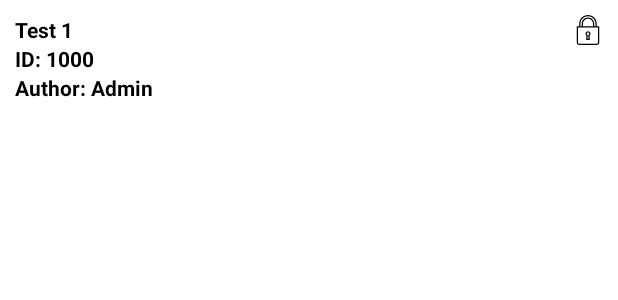
After one commit to bnbbinh1993/BTL, an Android app: the layout item_topic.xml on its own in the app's theme, with its tools: preview values and no code run, on a phone screen of 412 x 824 dp. The commit adds this screen. Shown: the top 300 px of the screen. Run offline under Robolectric (Android 15) with nearby library versions, the phone set to English and light mode, and no system bars; Roboto replaces fonts that are not available here.

Commit message:
cmt máy thằng nhật

```diff
--- a/app/build.gradle
+++ b/app/build.gradle
@@ -40,6 +40,8 @@ dependencies {
     implementation 'com.google.firebase:firebase-storage:19.2.2'
     implementation 'com.google.android.gms:play-services-auth:19.0.0'
     implementation 'com.google.firebase:firebase-analytics:18.0.3'
+    implementation platform('com.google.firebase:firebase-bom:27.1.0')
+
 
     implementation 'com.facebook.android:facebook-android-sdk:9.1.1'
 
--- a/app/src/main/AndroidManifest.xml
+++ b/app/src/main/AndroidManifest.xml
@@ -13,7 +13,7 @@
         android:usesCleartextTraffic="true">
         <activity android:name=".JoinActivity"></activity>
         <activity
-            android:name=".CreateRoomActivity"
+            android:name=".CreateQuestionActivity"
             android:screenOrientation="portrait"
             android:windowSoftInputMode="adjustPan" />
         <activity android:name=".login.LoginActivity" />
--- a/app/src/main/java/com/example/btl/MainActivity.java
+++ b/app/src/main/java/com/example/btl/MainActivity.java
@@ -9,19 +9,15 @@ import android.net.Uri;
 import android.os.Build;
 import android.os.Bundle;
 import android.text.Html;
-import android.view.MenuItem;
 import android.view.View;
 import android.widget.TextView;
 
 import com.bumptech.glide.Glide;
 import com.example.btl.login.LoginActivity;
-import com.google.android.gms.auth.api.Auth;
 import com.google.android.gms.auth.api.signin.GoogleSignIn;
 import com.google.android.gms.auth.api.signin.GoogleSignInAccount;
 import com.google.android.gms.auth.api.signin.GoogleSignInClient;
 import com.google.android.gms.auth.api.signin.GoogleSignInOptions;
-import com.google.android.gms.common.api.GoogleApiClient;
-import com.google.android.gms.common.api.internal.GoogleApiManager;
 import com.google.android.gms.tasks.OnCompleteListener;
 import com.google.android.gms.tasks.Task;
 import com.google.android.material.card.MaterialCardView;
@@ -51,7 +47,7 @@ public class MainActivity extends AppCompatActivity {
         btnCreate.setOnClickListener(new View.OnClickListener() {
             @Override
             public void onClick(View v) {
-                startActivity(new Intent(MainActivity.this, CreateRoomActivity.class));
+                startActivity(new Intent(MainActivity.this, CreateQuestionActivity.class));
             }
         });
         mAvatar.setOnClickListener(new View.OnClickListener() {
--- a/app/src/main/java/com/example/btl/login/LoginActivity.java
+++ b/app/src/main/java/com/example/btl/login/LoginActivity.java
@@ -39,7 +39,6 @@ import java.util.HashMap;
 import java.util.Map;
 
 public class LoginActivity extends AppCompatActivity {
-    private MaterialButton btnGG;
     private GoogleSignInClient googleSignInClient;
     private FirebaseAuth auth;
     private static final int RC_SIGN_IN = 100;
@@ -59,7 +58,7 @@ public class LoginActivity extends AppCompatActivity {
         googleSignInClient = GoogleSignIn.getClient(this, googleSignInOptions);
 
         auth = FirebaseAuth.getInstance();
-        btnGG = findViewById(R.id.btnGG);
+        MaterialButton btnGG = findViewById(R.id.btnGG);
         btnGG.setOnClickListener(new View.OnClickListener() {
             @Override
             public void onClick(View v) {
--- /dev/null
+++ b/app/src/main/java/com/example/btl/utils/ClickItem.java
@@ -0,0 +1,5 @@
+package com.example.btl.utils;
+
+public interface ClickItem {
+    void click(int position);
+}
--- /dev/null
+++ b/app/src/main/res/drawable/ic_lock.xml
@@ -0,0 +1,5 @@
+<vector android:height="24dp" android:viewportHeight="512"
+    android:viewportWidth="512" android:width="24dp" xmlns:android="http://schemas.android.com/apk/res/android">
+    <path android:fillColor="#FF000000" android:pathData="M230.792,354.313l-6.729,60.51c-0.333,3.01 0.635,6.031 2.656,8.292c2.021,2.26 4.917,3.552 7.948,3.552h42.667c3.031,0 5.927,-1.292 7.948,-3.552c2.021,-2.26 2.99,-5.281 2.656,-8.292l-6.729,-60.51c10.927,-7.948 17.458,-20.521 17.458,-34.313c0,-23.531 -19.135,-42.667 -42.667,-42.667S213.333,296.469 213.333,320C213.333,333.792 219.865,346.365 230.792,354.313zM256,298.667c11.76,0 21.333,9.573 21.333,21.333c0,8.177 -4.646,15.5 -12.125,19.125c-4.073,1.979 -6.458,6.292 -5.958,10.781l6.167,55.427h-18.833l6.167,-55.427c0.5,-4.49 -1.885,-8.802 -5.958,-10.781c-7.479,-3.625 -12.125,-10.948 -12.125,-19.125C234.667,308.24 244.24,298.667 256,298.667z"/>
+    <path android:fillColor="#FF000000" android:pathData="M437.333,192h-32v-42.667C405.333,66.99 338.344,0 256,0S106.667,66.99 106.667,149.333V192h-32C68.771,192 64,196.771 64,202.667v266.667C64,492.865 83.135,512 106.667,512h298.667C428.865,512 448,492.865 448,469.333V202.667C448,196.771 443.229,192 437.333,192zM128,149.333c0,-70.583 57.417,-128 128,-128s128,57.417 128,128V192h-21.333v-42.667c0,-58.813 -47.854,-106.667 -106.667,-106.667S149.333,90.521 149.333,149.333V192H128V149.333zM341.333,149.333V192H170.667v-42.667C170.667,102.281 208.948,64 256,64S341.333,102.281 341.333,149.333zM426.667,469.333c0,11.76 -9.573,21.333 -21.333,21.333H106.667c-11.76,0 -21.333,-9.573 -21.333,-21.333v-256h341.333V469.333z"/>
+</vector>
--- a/app/src/main/res/layout/activity_create_room.xml
+++ b/app/src/main/res/layout/activity_create_question.xml
@@ -5,7 +5,7 @@
     android:layout_width="match_parent"
     android:layout_height="match_parent"
     android:orientation="vertical"
-    tools:context=".CreateRoomActivity">
+    tools:context=".CreateQuestionActivity">
 
     <androidx.appcompat.widget.Toolbar
         android:id="@+id/toolbar"
@@ -57,11 +57,11 @@
                     style="@style/TXT"
                     android:layout_width="match_parent"
                     android:layout_height="wrap_content"
-                    android:text="Room password"
+                    android:text="Descriptions"
                     tools:ignore="HardcodedText" />
 
                 <EditText
-                    android:id="@+id/passwordZoom"
+                    android:id="@+id/descriptions"
                     android:layout_width="match_parent"
                     android:layout_height="wrap_content"
                     android:background="@null"
--- /dev/null
+++ b/app/src/main/res/layout/item_topic.xml
@@ -0,0 +1,55 @@
+<?xml version="1.0" encoding="utf-8"?>
+<RelativeLayout xmlns:android="http://schemas.android.com/apk/res/android"
+    xmlns:tools="http://schemas.android.com/tools"
+    android:layout_width="match_parent"
+    android:layout_height="wrap_content"
+    android:layout_marginBottom="2dp"
+    android:orientation="vertical"
+    android:padding="10dp">
+
+    <TextView
+        android:id="@+id/name"
+        style="@style/TXT"
+        android:layout_width="match_parent"
+        android:layout_height="wrap_content"
+        android:layout_toStartOf="@+id/lock"
+        android:text="Test 1"
+        android:textColor="@color/black"
+        android:textSize="14sp"
+        android:textStyle="bold"
+        tools:ignore="HardcodedText" />
+
+    <TextView
+        android:id="@+id/id"
+        style="@style/TXT"
+        android:layout_width="match_parent"
+        android:layout_height="wrap_content"
+        android:layout_below="@id/name"
+        android:layout_toStartOf="@+id/lock"
+        android:text="ID: 1000"
+        android:textColor="@color/black"
+        android:textSize="14sp"
+        android:textStyle="bold"
+        tools:ignore="HardcodedText" />
+
+    <TextView
+        android:id="@+id/author"
+        style="@style/TXT"
+        android:layout_width="match_parent"
+        android:layout_height="wrap_content"
+        android:layout_below="@+id/id"
+        android:layout_toStartOf="@+id/lock"
+        android:maxLines="2"
+        android:text="Author: Admin"
+        android:textColor="@color/black"
+        android:textSize="14sp"
+        android:textStyle="bold"
+        tools:ignore="HardcodedText" />
+
+    <ImageView
+        android:id="@+id/lock"
+        android:layout_width="20dp"
+        android:layout_height="20dp"
+        android:layout_alignParentEnd="true"
+        android:src="@drawable/ic_lock" />
+</RelativeLayout>
--- a/app/src/main/res/values/colors.xml
+++ b/app/src/main/res/values/colors.xml
@@ -7,5 +7,6 @@
     <color name="teal_700">#FF018786</color>
     <color name="black">#FF000000</color>
     <color name="white">#FFFFFFFF</color>
+    <color name="test_1">#D6D6D6</color>
     <color name="app">#4AAFFF</color>
 </resources>
```
Also changed, not shown: app/src/main/java/com/example/btl/CreateQuestionActivity.java (renamed from app/src/main/java/com/example/btl/CreateRoomActivity.java, +56 -30 lines), app/src/main/java/com/example/btl/JoinActivity.java (+57 -0 lines), app/src/main/java/com/example/btl/adapter/AdapterTopic.java (added, +56 -0 lines), app/src/main/java/com/example/btl/model/Topic.java (added, +43 -0 lines), app/src/main/res/layout/activity_join.xml (+59 -2 lines).
